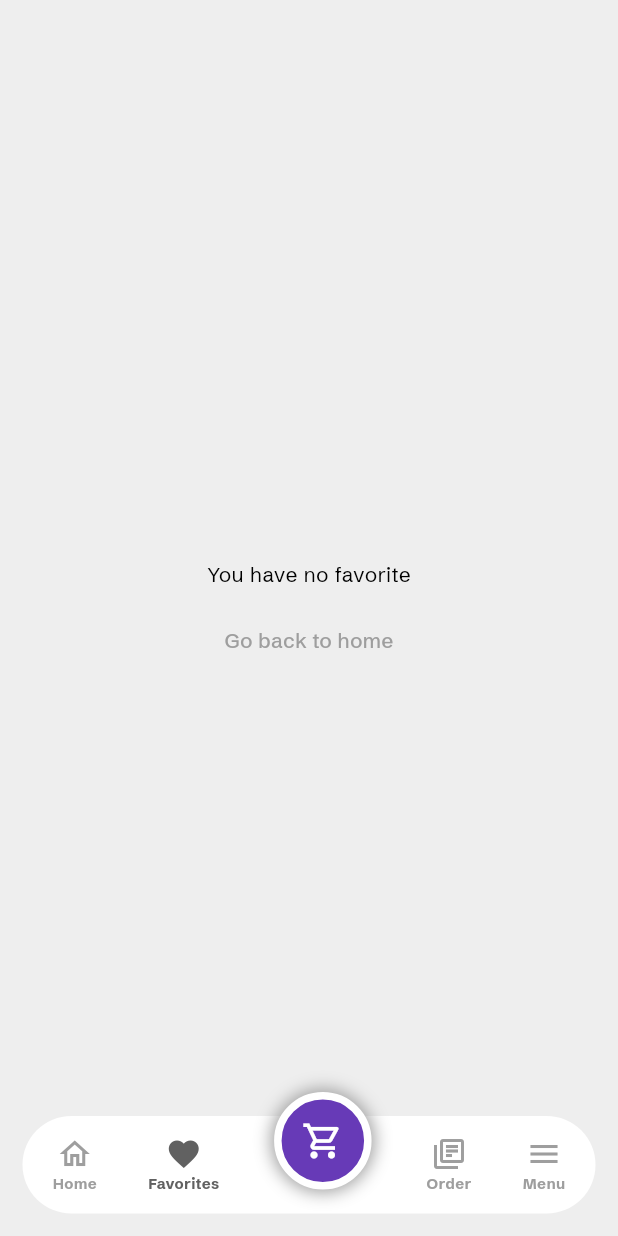
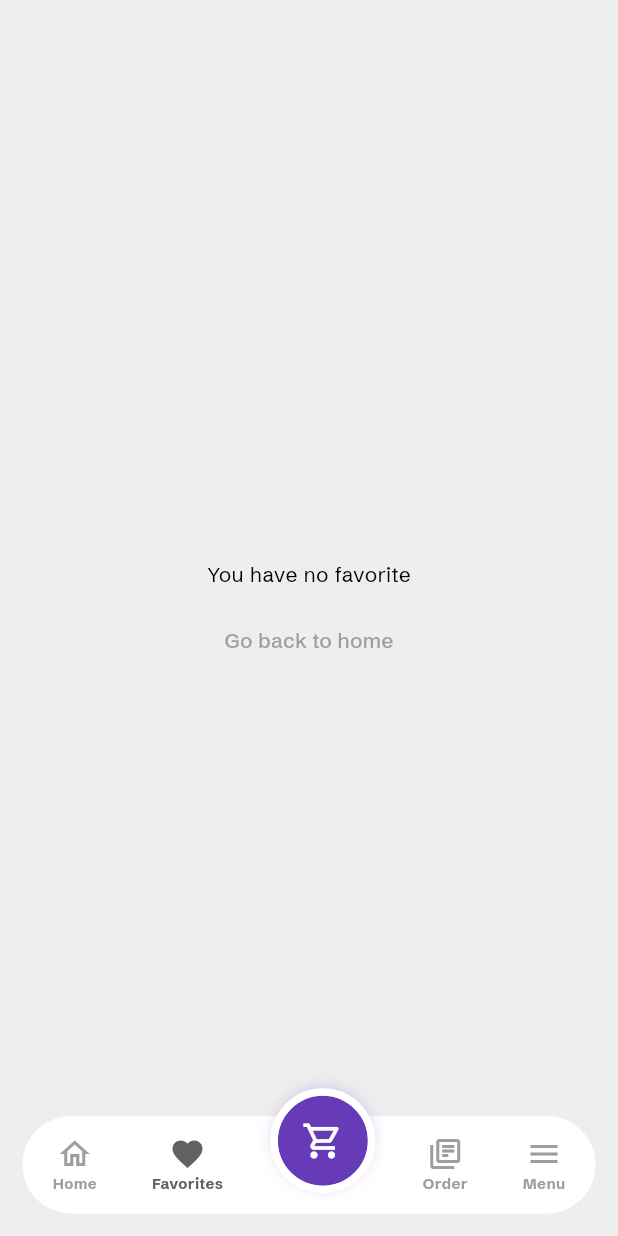
Before and after one commit to cleverAkanimoh/food_delivery_app, a Flutter app: the screen it shows once a user with an empty profile is signed in, item 2 of the bottom bar chosen, on a phone screen of 412 x 824 dp. Run offline on Flutter 3.47's test engine with Material 3 defaults, Android fonts, the phone set to English and light mode, and no system bars; our stand-ins replace carousel_slider, cloud_firestore, firebase_auth, firebase_core, flutter_credit_card, google_maps_flutter and 1 more; missing offline and left inert: flutter_polyline_points; accounts and stored records are empty.

Commit message:
modified constants.dart and layout.dart in lib

```diff
--- a/lib/constants.dart
+++ b/lib/constants.dart
@@ -15,6 +15,7 @@ const mainColor = Colors.deepPurple;
 const blurRadius = 9.0;
 const spreadRadius = 2.0;
 const shadowOpacity = 0.1;
+const shadowOpacityMd = 0.3;
 
 const emphasisText = 24.0;
 const headingSize = 16.0;
--- a/lib/layout.dart
+++ b/lib/layout.dart
@@ -93,22 +93,22 @@ class _LayoutState extends State<Layout> {
                             Transform.translate(
                               offset: const Offset(0, -16),
                               child: Container(
-                                width: 70,
-                                height: 70,
+                                width: 60,
+                                height: 60,
                                 decoration: BoxDecoration(
                                   color: mainColor,
                                   shape: BoxShape.circle,
                                   border: Border.all(
                                     width: 5,
                                     color: colorScheme.tertiary,
+                                    strokeAlign: BorderSide.strokeAlignOutside,
                                   ),
                                   boxShadow: [
                                     BoxShadow(
-                                      color:
-                                          Theme.of(context).colorScheme.primary,
+                                      color: mainColor.withOpacity(.3),
                                       spreadRadius: spreadRadius,
                                       blurRadius: blurRadius,
-                                      // offset: const Offset(0, -8),
+                                      offset: const Offset(0, -2),
                                     ),
                                   ],
                                 ),
```
